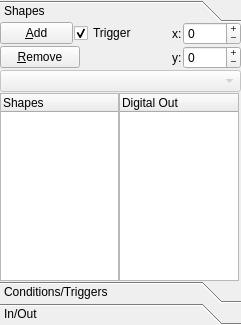
Old version of the form ui/tab_regionsUi.ui in the repository wonkoderverstaendige/Spotter.
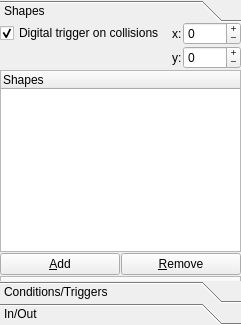
New version of the form.

Patch:
```diff
--- a/ui/tab_regionsUi.ui
+++ b/ui/tab_regionsUi.ui
@@ -69,34 +69,8 @@
            <property name="spacing">
             <number>1</number>
            </property>
-           <item row="12" column="1" colspan="2">
-            <layout class="QGridLayout" name="gridLayout_3"/>
-           </item>
-           <item row="8" column="0" colspan="3">
-            <widget class="QComboBox" name="combo_Object">
-             <property name="enabled">
-              <bool>false</bool>
-             </property>
-             <property name="editable">
-              <bool>false</bool>
-             </property>
-            </widget>
-           </item>
-           <item row="5" column="0" colspan="3">
+           <item row="5" column="0" colspan="2">
             <layout class="QHBoxLayout" name="horizontalLayout_2">
-             <item>
-              <widget class="QPushButton" name="btn_remove_shape">
-               <property name="minimumSize">
-                <size>
-                 <width>30</width>
-                 <height>0</height>
-                </size>
-               </property>
-               <property name="text">
-                <string>&amp;Remove</string>
-               </property>
-              </widget>
-             </item>
              <item>
               <spacer name="horizontalSpacer_2">
                <property name="orientation">
@@ -135,9 +109,44 @@
              </item>
             </layout>
            </item>
-           <item row="3" column="0" colspan="3">
-            <layout class="QHBoxLayout" name="horizontalLayout">
-             <item>
+           <item row="9" column="0" colspan="2">
+            <layout class="QHBoxLayout" name="horizontalLayout_3">
+             <property name="spacing">
+              <number>0</number>
+             </property>
+             <property name="leftMargin">
+              <number>0</number>
+             </property>
+             <property name="topMargin">
+              <number>0</number>
+             </property>
+            </layout>
+           </item>
+           <item row="12" column="0" colspan="2">
+            <widget class="QTreeWidget" name="tree_region_digital">
+             <property name="maximumSize">
+              <size>
+               <width>16777215</width>
+               <height>5</height>
+              </size>
+             </property>
+             <property name="showDropIndicator" stdset="0">
+              <bool>false</bool>
+             </property>
+             <property name="alternatingRowColors">
+              <bool>true</bool>
+             </property>
+             <property name="indentation">
+              <number>0</number>
+             </property>
+             <column>
+              <property name="text">
+               <string>Digital Out</string>
+              </property>
+             </column>
+            </widget>
+           </item>
+           <item row="8" column="0">
               <widget class="QPushButton" name="btn_add_shape">
                <property name="minimumSize">
                 <size>
@@ -156,10 +165,12 @@
                </property>
               </widget>
              </item>
+           <item row="3" column="0" colspan="2">
+            <layout class="QHBoxLayout" name="horizontalLayout">
              <item>
               <widget class="QCheckBox" name="ckb_trigger">
                <property name="text">
-                <string>Trigger</string>
+                <string>Digital trigger on collisions</string>
                </property>
                <property name="checked">
                 <bool>true</bool>
@@ -204,18 +215,20 @@
              </item>
             </layout>
            </item>
-           <item row="9" column="0">
-            <layout class="QHBoxLayout" name="horizontalLayout_3">
-             <property name="spacing">
-              <number>0</number>
+           <item row="8" column="1">
+            <widget class="QPushButton" name="btn_remove_shape">
+             <property name="minimumSize">
+              <size>
+               <width>30</width>
+               <height>0</height>
+              </size>
              </property>
-             <property name="leftMargin">
-              <number>0</number>
+             <property name="text">
+              <string>&amp;Remove</string>
              </property>
-             <property name="topMargin">
-              <number>0</number>
-             </property>
-             <item>
+            </widget>
+           </item>
+           <item row="6" column="0" colspan="2">
               <widget class="QTreeWidget" name="tree_region_shapes">
                <property name="sizePolicy">
                 <sizepolicy hsizetype="Expanding" vsizetype="Expanding">
@@ -239,26 +252,6 @@
                </column>
               </widget>
              </item>
-             <item>
-              <widget class="QTreeWidget" name="tree_region_digital">
-               <property name="showDropIndicator" stdset="0">
-                <bool>false</bool>
-               </property>
-               <property name="alternatingRowColors">
-                <bool>true</bool>
-               </property>
-               <property name="indentation">
-                <number>0</number>
-               </property>
-               <column>
-                <property name="text">
-                 <string>Digital Out</string>
-                </property>
-               </column>
-              </widget>
-             </item>
-            </layout>
-           </item>
           </layout>
          </item>
         </layout>
```
Left out of the diff: 90 changed lines with no effect on the pictures. Lines whose indentation alone changed are shown as unchanged.
